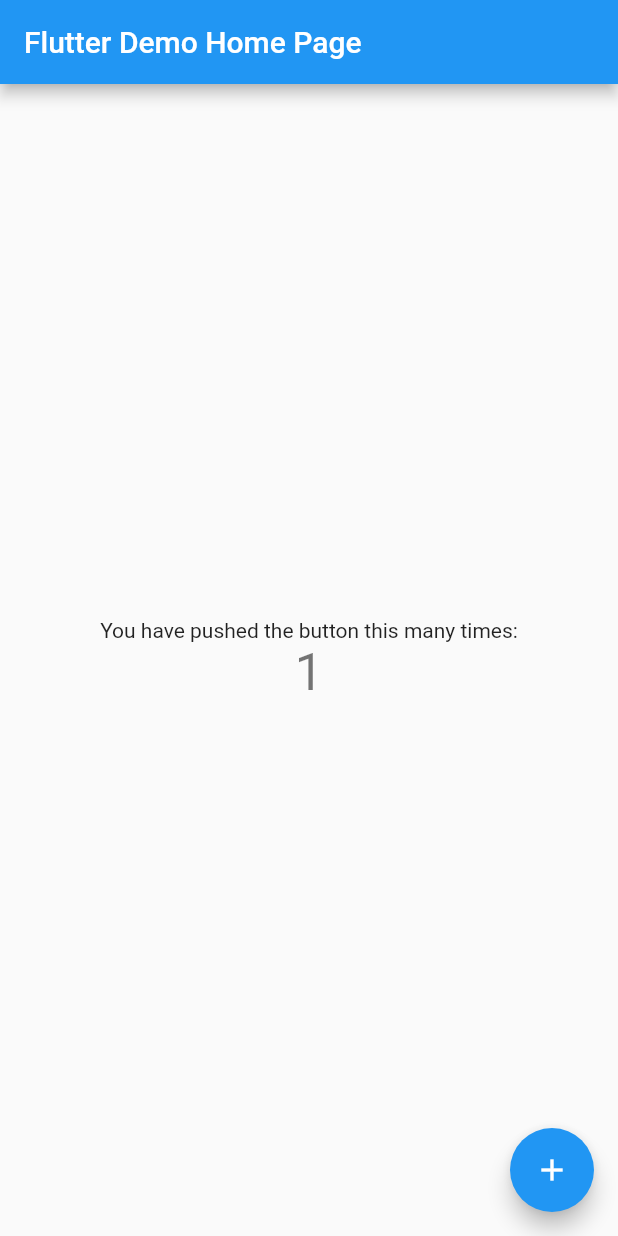
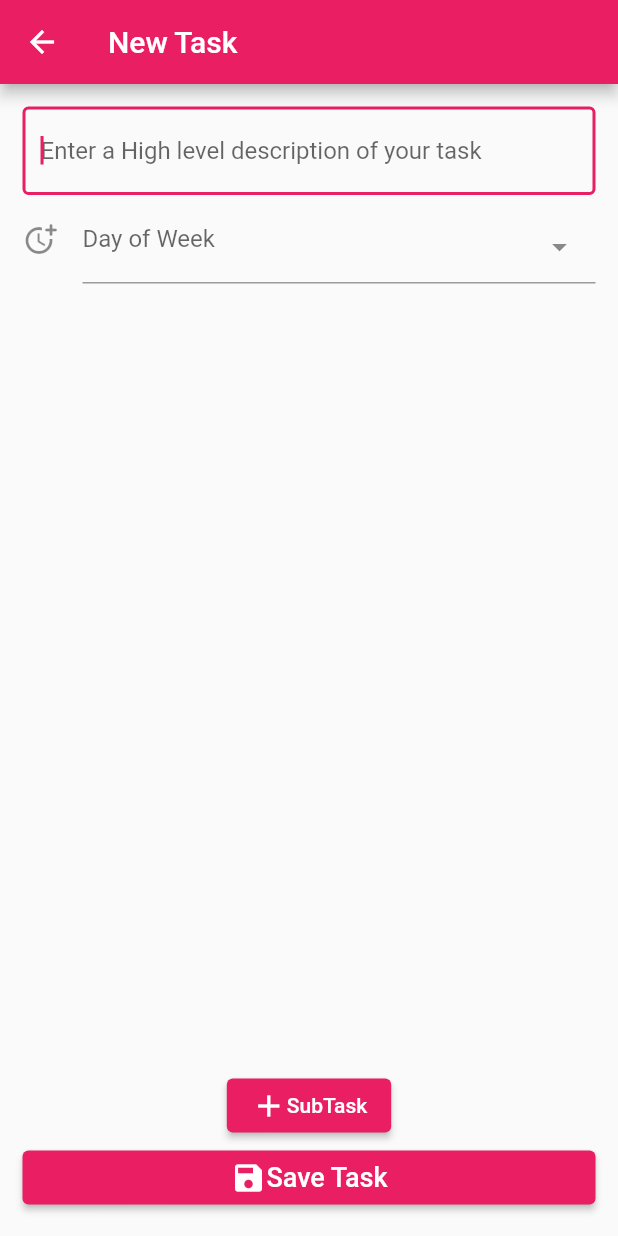
Before and after one commit to W3NDO/my_planner, a Flutter app: the screen it shows after launch, after a tap on the "add" icon, on a phone screen of 412 x 824 dp. Run offline on Flutter 3.47's test engine with Material 2 defaults, Android fonts, the phone set to English and light mode, and no system bars; drawn by our look-alikes of select_form_field; our stand-ins replace hive, hive_flutter; accounts and stored records are empty.

Commit message:
feat(main) - create a new task with sub tasks - home screen should allow selection and navigate to that days tasks.

```diff
--- a/lib/main.dart
+++ b/lib/main.dart
@@ -1,115 +1,33 @@
 import 'package:flutter/material.dart';
+import 'package:hive_flutter/hive_flutter.dart';
+import 'package:my_planner/screens/home.dart';
+import 'package:my_planner/utils/local_storage_service.dart';
 
-void main() {
+late Box userBox;
+void main() async {
+  await Hive.initFlutter();
+  userBox = await LocalStorageService.openBox('userBox');
   runApp(const MyApp());
 }
 
 class MyApp extends StatelessWidget {
-  const MyApp({super.key});
+  const MyApp({Key? key}) : super(key: key);
 
   // This widget is the root of your application.
   @override
   Widget build(BuildContext context) {
+    const initialScreenValue = HomeScreen.routeName;
     return MaterialApp(
-      title: 'Flutter Demo',
+      title: 'My Planner',
+      debugShowCheckedModeBanner: false,
       theme: ThemeData(
-        // This is the theme of your application.
-        //
-        // Try running your application with "flutter run". You'll see the
-        // application has a blue toolbar. Then, without quitting the app, try
-        // changing the primarySwatch below to Colors.green and then invoke
-        // "hot reload" (press "r" in the console where you ran "flutter run",
-        // or simply save your changes to "hot reload" in a Flutter IDE).
-        // Notice that the counter didn't reset back to zero; the application
-        // is not restarted.
-        primarySwatch: Colors.blue,
+        primarySwatch: Colors.pink,
       ),
-      home: const MyHomePage(title: 'Flutter Demo Home Page'),
+      initialRoute: initialScreenValue,
+      routes: {
+        HomeScreen.routeName: (context) => const HomeScreen(),
+      },
+      home: const HomeScreen(),
     );
   }
 }
-
-class MyHomePage extends StatefulWidget {
-  const MyHomePage({super.key, required this.title});
-
-  // This widget is the home page of your application. It is stateful, meaning
-  // that it has a State object (defined below) that contains fields that affect
-  // how it looks.
-
-  // This class is the configuration for the state. It holds the values (in this
-  // case the title) provided by the parent (in this case the App widget) and
-  // used by the build method of the State. Fields in a Widget subclass are
-  // always marked "final".
-
-  final String title;
-
-  @override
-  State<MyHomePage> createState() => _MyHomePageState();
-}
-
-class _MyHomePageState extends State<MyHomePage> {
-  int _counter = 0;
-
-  void _incrementCounter() {
-    setState(() {
-      // This call to setState tells the Flutter framework that something has
-      // changed in this State, which causes it to rerun the build method below
-      // so that the display can reflect the updated values. If we changed
-      // _counter without calling setState(), then the build method would not be
-      // called again, and so nothing would appear to happen.
-      _counter++;
-    });
-  }
-
-  @override
-  Widget build(BuildContext context) {
-    // This method is rerun every time setState is called, for instance as done
-    // by the _incrementCounter method above.
-    //
-    // The Flutter framework has been optimized to make rerunning build methods
-    // fast, so that you can just rebuild anything that needs updating rather
-    // than having to individually change instances of widgets.
-    return Scaffold(
-      appBar: AppBar(
-        // Here we take the value from the MyHomePage object that was created by
-        // the App.build method, and use it to set our appbar title.
-        title: Text(widget.title),
-      ),
-      body: Center(
-        // Center is a layout widget. It takes a single child and positions it
-        // in the middle of the parent.
-        child: Column(
-          // Column is also a layout widget. It takes a list of children and
-          // arranges them vertically. By default, it sizes itself to fit its
-          // children horizontally, and tries to be as tall as its parent.
-          //
-          // Invoke "debug painting" (press "p" in the console, choose the
-          // "Toggle Debug Paint" action from the Flutter Inspector in Android
-          // Studio, or the "Toggle Debug Paint" command in Visual Studio Code)
-          // to see the wireframe for each widget.
-          //
-          // Column has various properties to control how it sizes itself and
-          // how it positions its children. Here we use mainAxisAlignment to
-          // center the children vertically; the main axis here is the vertical
-          // axis because Columns are vertical (the cross axis would be
-          // horizontal).
-          mainAxisAlignment: MainAxisAlignment.center,
-          children: <Widget>[
-            const Text(
-              'You have pushed the button this many times:',
-            ),
-            Text(
-              '$_counter',
-              style: Theme.of(context).textTheme.headlineMedium,
-            ),
-          ],
-        ),
-      ),
-      floatingActionButton: FloatingActionButton(
-        onPressed: _incrementCounter,
-        tooltip: 'Increment',
-        child: const Icon(Icons.add),
-      ), // This trailing comma makes auto-formatting nicer for build methods.
-    );
-  }
-}
--- /dev/null
+++ b/lib/screens/home.dart
@@ -0,0 +1,32 @@
+import 'package:flutter/material.dart';
+import 'package:hive/hive.dart';
+
+import 'package:my_planner/screens/landing.dart';
+import 'package:my_planner/utils/local_storage_service.dart';
+
+class HomeScreen extends StatefulWidget {
+  static String id = "Home_screen";
+  static const routeName = '/home';
+  const HomeScreen({Key? key}) : super(key: key);
+
+  @override
+  State<HomeScreen> createState() => _HomeScreenState();
+}
+
+class _HomeScreenState extends State<HomeScreen> {
+  // late Box userBox;
+
+  // initState() {
+  //   super.initState();
+  //   createOpenBox();
+  // }
+
+  // void createOpenBox() async {
+  //   userBox = await LocalStorageService.openBox('userBox');
+  // }
+
+  @override
+  Widget build(BuildContext context) {
+    return Scaffold(body: LandingScreen());
+  }
+}
--- /dev/null
+++ b/lib/screens/landing.dart
@@ -0,0 +1,91 @@
+import 'package:flutter/material.dart';
+import 'package:hive/hive.dart';
+import 'package:my_planner/screens/new_task.dart';
+
+import '../utils/local_storage_service.dart';
+import '../utils/date_time_helpers.dart';
+
+class LandingScreen extends StatefulWidget {
+  static String id = "Landing_screen";
+  static const routeName = '/Landing';
+  const LandingScreen({Key? key}) : super(key: key);
+
+  @override
+  State<LandingScreen> createState() => _LandingScreenState();
+}
+
+class _LandingScreenState extends State<LandingScreen> {
+  late Box userBox;
+  List dates = DateTimeHelpers.allDatesForWeek();
+  Map<dynamic, dynamic> tasksList = {};
+
+  @override
+  void initState() {
+    super.initState();
+    createOpenBox();
+  }
+
+  void reloadTasks() {
+    setState(() {
+      dates.forEach((element) =>
+          {tasksList[element.toString()] = (userBox.get(element.toString()))});
+    });
+  }
+
+  Future<void> reloadApp() async {
+    reloadTasks();
+  }
+
+  void createOpenBox() async {
+    userBox = await Hive.box('userBox');
+    reloadTasks();
+  }
+
+  Widget taskListView(List value) {
+    return ListView(children: []);
+  }
+
+  void doNothing() {}
+  DateTime today = DateTime.now();
+
+  List<Widget> dayList(Map<dynamic, dynamic> days) {
+    List<Widget> tiles = [];
+    days.forEach((key, value) => {
+          if (value != null)
+            {
+              tiles.add(ListTile(
+                  title: Text(
+                      DateTimeHelpers.intToDay[DateTime.parse(key).weekday]!,
+                      style: TextStyle(
+                          fontSize: 20, fontWeight: FontWeight.bold)))),
+              taskListView(value)
+            }
+        });
+    reloadTasks();
+    return tiles;
+  }
+
+  Widget TaskList({Map tasks = const {}}) {
+    Widget list = (tasks.isEmpty || tasks == null)
+        ? Center(
+            child: Text("No Tasks planned yet", style: TextStyle(fontSize: 18)),
+          )
+        : ListView(
+            children: dayList(tasksList),
+          );
+    return list;
+  }
+
+  @override
+  Widget build(BuildContext context) {
+    return Scaffold(
+        appBar: AppBar(title: const Text('My Tasks')),
+        floatingActionButton: ElevatedButton(
+          child: Icon(Icons.add),
+          onPressed: () => Navigator.push(context,
+              MaterialPageRoute(builder: (context) => NewTaskScreen())),
+        ),
+        body: RefreshIndicator(
+            onRefresh: reloadApp, child: TaskList(tasks: tasksList)));
+  }
+}
--- /dev/null
+++ b/lib/screens/new_task.dart
@@ -0,0 +1,186 @@
+import 'package:flutter/material.dart';
+import 'package:hive/hive.dart';
+import 'package:select_form_field/select_form_field.dart';
+
+import '../utils/local_storage_service.dart';
+import '../utils/date_time_helpers.dart';
+
+class NewTaskScreen extends StatefulWidget {
+  static String id = "Home_screen";
+  static const routeName = '/home';
+  const NewTaskScreen({Key? key}) : super(key: key);
+
+  @override
+  State<NewTaskScreen> createState() => _NewTaskScreenState();
+}
+
+class _NewTaskScreenState extends State<NewTaskScreen> {
+  late Box userBox;
+
+  void doNothing() => {};
+
+  @override
+  void initState() {
+    super.initState();
+    createOpenBox();
+  }
+
+  void createOpenBox() async {
+    userBox = await LocalStorageService.openBox('userBox');
+  }
+
+  final _formKey = GlobalKey<FormState>();
+  final highDescriptionController = TextEditingController();
+  final dayController = TextEditingController();
+  List<TextEditingController> taskListControllers = [];
+  final DateTime daySelected = DateTime.now();
+  Map<dynamic, dynamic> dayTasks = {};
+
+  void saveTask() {
+    List subTasks = [];
+    Map<dynamic, dynamic> task = {};
+    taskListControllers.forEach((element) {
+      subTasks.add(element.text);
+    });
+
+    task[highDescriptionController.text] = {
+      "day": DateTimeHelpers.dayToInt[dayController.text],
+      "subTasks": subTasks
+    };
+
+    String key = DateTimeHelpers.getWeekDates(
+            byNum: true, num: DateTimeHelpers.dayToInt[dayController.text]!)
+        .toString();
+
+    List temp = userBox.get(key) ?? [];
+    temp.add(task);
+    userBox.put(key, temp);
+    setState(() {});
+
+    Navigator.pop(context);
+  }
+
+  //date time stuff
+  DateTime today = DateTime.now();
+
+  List<Map<String, dynamic>> dayPickerOptions = [
+    {"value": "Monday", "icon": Icon(Icons.more_time_rounded)},
+    {"value": "Tuesday", "icon": Icon(Icons.more_time_rounded)},
+    {"value": "Wednesday", "icon": Icon(Icons.more_time_rounded)},
+    {"value": "Thursday", "icon": Icon(Icons.more_time_rounded)},
+    {"value": "Friday", "icon": Icon(Icons.more_time_rounded)},
+    {"value": "Saturday", "icon": Icon(Icons.more_time_rounded)},
+    {"value": "Sunday", "icon": Icon(Icons.more_time_rounded)},
+  ];
+
+  void _addController() {
+    TextEditingController controller = TextEditingController();
+    setState(() {
+      taskListControllers.add(controller);
+    });
+  }
+
+  void _removeController(int index) {
+    setState(() {
+      taskListControllers.removeAt(index);
+    });
+  }
+
+  void _reorder(int oldIndex, int newIndex) {
+    setState(() {
+      TextEditingController controller = taskListControllers.removeAt(oldIndex);
+      if (newIndex > oldIndex) newIndex -= 1;
+      taskListControllers.insert(newIndex, controller);
+    });
+  }
+
+  Widget taskListBuilder() {
+    return Expanded(
+        child: ListView(
+      children: [
+        ...taskListControllers.asMap().entries.map((entry) {
+          int index = entry.key;
+          TextEditingController controller = entry.value;
+          return Row(
+            children: [
+              Expanded(
+                  child: Padding(
+                      padding: EdgeInsets.all(5),
+                      child: TextFormField(
+                        autofocus: true,
+                        controller: controller,
+                        decoration: InputDecoration(
+                          border: OutlineInputBorder(),
+                          hintText:
+                              'Add an action that would complete this task',
+                        ),
+                      ))),
+              IconButton(
+                  icon: Icon(Icons.close),
+                  onPressed: () => _removeController(index)),
+            ],
+          );
+        }),
+      ],
+    ));
+  }
+
+  @override
+  Widget build(BuildContext context) {
+    return Scaffold(
+        appBar: AppBar(title: const Text("New Task")),
+        body: Form(
+            key: _formKey,
+            child: Padding(
+                padding: EdgeInsets.all(15),
+                child: Column(
+                  children: <Widget>[
+                    TextFormField(
+                      controller: highDescriptionController,
+                      decoration: InputDecoration(
+                        border: OutlineInputBorder(),
+                        hintText: 'Enter a High level description of your task',
+                      ),
+                      autofocus: true,
+                      validator: (value) {
+                        if (value == null || value.isEmpty) {
+                          return 'Please specify a High Level Description for your task';
+                        }
+                        return null;
+                      },
+                    ),
+                    SelectFormField(
+                        controller: dayController,
+                        type: SelectFormFieldType.dropdown,
+                        icon: Icon(Icons.more_time_rounded),
+                        labelText: "Day of Week",
+                        items: dayPickerOptions,
+                        onChanged: (val) => {print(dayController.text)},
+                        onSaved: (val) => {print(dayController.text)}),
+                    taskListBuilder(),
+                    Row(
+                      mainAxisAlignment: MainAxisAlignment.center,
+                      children: [
+                        ElevatedButton(
+                            child: Row(
+                                children: [Icon(Icons.add), Text("SubTask")]),
+                            onPressed: () => _addController()),
+                      ],
+                    ),
+                    ElevatedButton(
+                        onPressed: () => saveTask(),
+                        child: Center(
+                            child: Row(
+                          mainAxisAlignment: MainAxisAlignment.center,
+                          children: [
+                            Icon(Icons.save),
+                            Text(
+                              "Save Task",
+                              style: TextStyle(fontSize: 18),
+                            )
+                          ],
+                        )))
+                  ],
+                ))));
+  }
+}
--- /dev/null
+++ b/lib/utils/date_time_helpers.dart
@@ -0,0 +1,67 @@
+class DateTimeHelpers {
+  DateTime today = DateTime.now();
+  static DateTime getDate(DateTime d) => DateTime(d.year, d.month, d.day);
+
+  static DateTime getWeekDates(
+      {bool firstDate = false,
+      bool lastDate = false,
+      bool byNum = false,
+      int num = 0}) {
+    DateTime _today = DateTime.now();
+    dynamic res;
+    if (_today.weekday == 7 && firstDate) {
+      res = getDate(_today.add(Duration(days: 1)));
+      return DateTime(res.year, res.month, res.day);
+    } else if (_today.weekday == 7 && lastDate) {
+      res = getDate(_today.add(Duration(days: 6)));
+      return DateTime(res.year, res.month, res.day);
+    } else if (firstDate) {
+      res = getDate(_today.subtract(Duration(days: _today.weekday - 1)));
+      return DateTime(res.year, res.month, res.day);
+    } else if (lastDate) {
+      res = getDate(
+          _today.add(Duration(days: DateTime.daysPerWeek - _today.weekday)));
+      return DateTime(res.year, res.month, res.day);
+    } else if (byNum) {
+      DateTime res = _today.weekday == num
+          ? getDate(_today)
+          : num > _today.weekday
+              ? _today.add(Duration(days: num - _today.weekday))
+              : _today.subtract(Duration(days: _today.weekday - num));
+      return DateTime(res.year, res.month, res.day);
+    } else {
+      res = DateTime(_today.year, _today.month, _today.day);
+      return DateTime(res.year, res.month, res.day);
+    }
+  }
+
+  static final dayToInt = {
+    "Monday": 1,
+    "Tuesday": 2,
+    "Wednesday": 3,
+    "Thursday": 4,
+    "Friday": 5,
+    "Saturday": 6,
+    "Sunday": 7
+  };
+
+  static final intToDay = {
+    1: "Monday",
+    2: "Tuesday",
+    3: "Wednesday",
+    4: "Thursday",
+    5: "Friday",
+    6: "Saturday",
+    7: "Sunday"
+  };
+
+  static List allDatesForWeek() {
+    DateTime startAt = getWeekDates(firstDate: true);
+    List dates = [];
+
+    for (int i = 0; i < 7; i++) {
+      dates.add(getDate(startAt.add(Duration(days: i))));
+    }
+    return dates;
+  }
+}
--- /dev/null
+++ b/lib/utils/local_storage_service.dart
@@ -0,0 +1,12 @@
+import 'package:hive_flutter/hive_flutter.dart';
+
+class LocalStorageService {
+  static openBox(String boxName) async {
+    Box box = await Hive.openBox(boxName);
+    return box;
+  }
+
+  static closeBox(String boxName) {
+    Hive.box(boxName).close();
+  }
+}
--- a/pubspec.yaml
+++ b/pubspec.yaml
@@ -35,6 +35,9 @@
   # The following adds the Cupertino Icons font to your application.
   # Use with the CupertinoIcons class for iOS style icons.
   cupertino_icons: ^1.0.2
+  hive: ^2.2.3
+  hive_flutter: ^1.1.0
+  select_form_field: ^2.2.0
 
 dev_dependencies:
   flutter_test:
```
Also changed, not shown: pubspec.lock, 1 other file.
